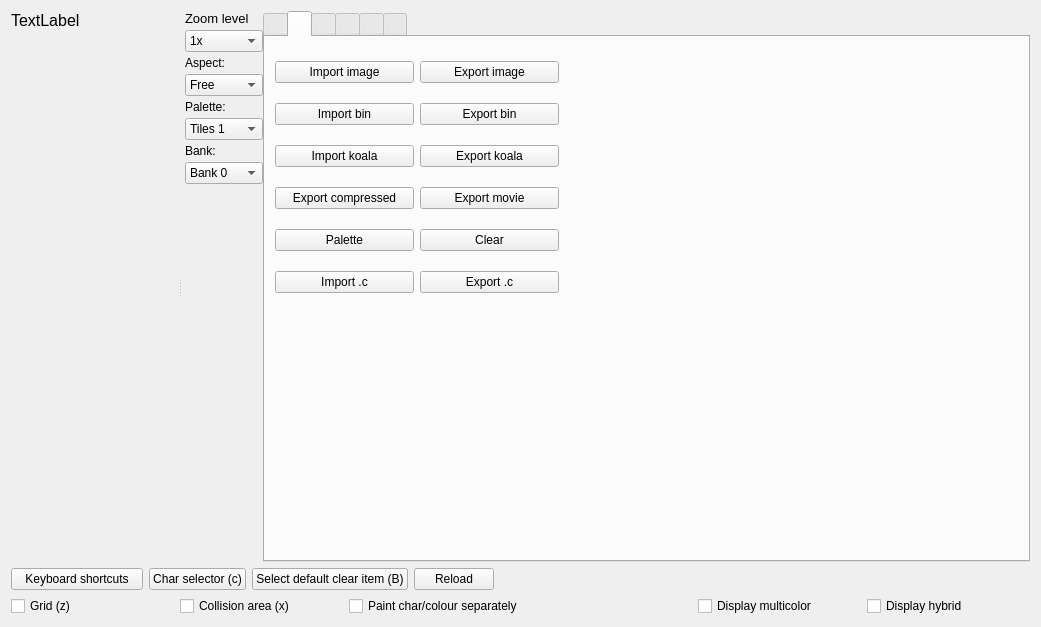
This is source/trsedocuments/formimageeditor.ui in leuat/TRSE as Qt 5 draws it before an edit. The edited form follows.
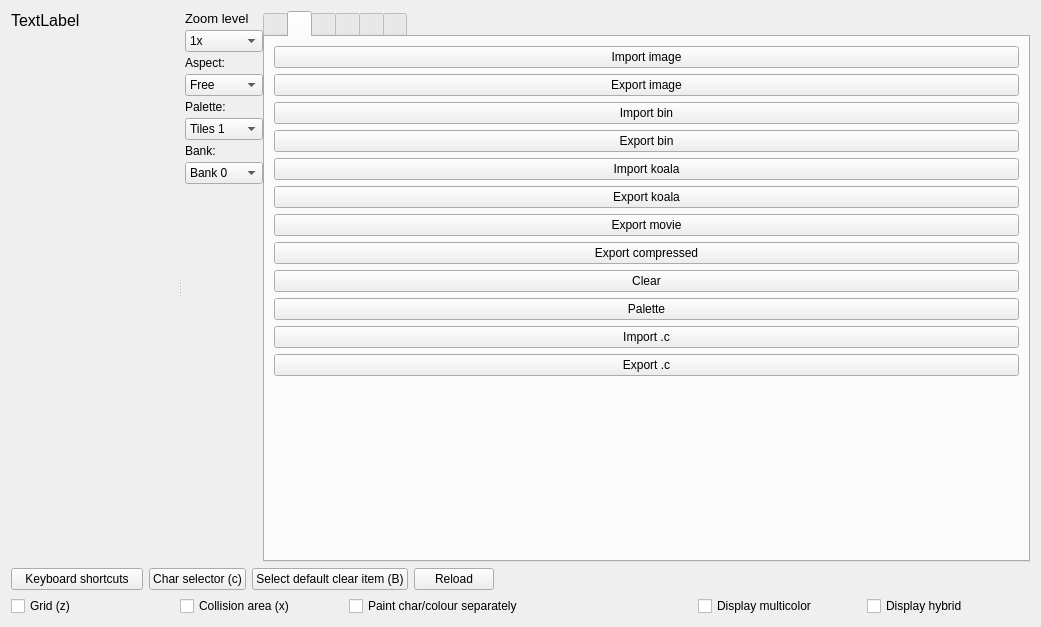
This is the edited form. The open tabs and pages were chosen to show the change. Icons and pictures are not drawn. Custom widgets are drawn as their Qt base class.

```diff
--- a/source/trsedocuments/formimageeditor.ui
+++ b/source/trsedocuments/formimageeditor.ui
@@ -815,34 +815,34 @@
           <attribute name="title">
            <string/>
           </attribute>
-          <widget class="QWidget" name="gridLayoutWidget_7">
-           <property name="geometry">
-            <rect>
-             <x>10</x>
-             <y>10</y>
-             <width>284</width>
-             <height>261</height>
-            </rect>
-           </property>
-           <layout class="QGridLayout" name="gridLayout_2" rowstretch="0,0,0,0,0,0,0,0" columnstretch="0,0">
-            <item row="3" column="1">
+          <layout class="QGridLayout" name="gridLayout_3">
+           <item row="0" column="0">
+            <layout class="QGridLayout" name="gridLayout_2" rowstretch="0,0,0,0,0,0,0,0,0,0,0,0,0" columnstretch="0">
+             <item row="10" column="0">
+              <widget class="QPushButton" name="btnImportC">
+               <property name="text">
+                <string>Import .c</string>
+               </property>
+              </widget>
+             </item>
+             <item row="5" column="0">
              <widget class="QPushButton" name="btnExportKoala">
               <property name="text">
                <string>Export koala</string>
               </property>
              </widget>
             </item>
-            <item row="2" column="1">
-             <widget class="QPushButton" name="btnExportBin">
+             <item row="8" column="0">
+              <widget class="QPushButton" name="btnNew">
               <property name="toolTip">
                <string>Export to C64 binary format (or CBM PRG Studio)</string>
               </property>
               <property name="text">
-               <string>Export bin</string>
+                <string>Clear</string>
               </property>
              </widget>
             </item>
-            <item row="6" column="0">
+             <item row="9" column="0">
              <widget class="QPushButton" name="btnPalette">
               <property name="toolTip">
                <string>Clear this image</string>
@@ -852,31 +852,14 @@
               </property>
              </widget>
             </item>
-            <item row="0" column="0">
-             <widget class="QPushButton" name="btnImport">
-              <property name="toolTip">
-               <string>Imports a png/jpg into a c64 image of any type</string>
-              </property>
-              <property name="text">
-               <string>Import image</string>
-              </property>
-             </widget>
-            </item>
-            <item row="7" column="1">
+             <item row="11" column="0">
              <widget class="QPushButton" name="btnExportC">
               <property name="text">
                <string>Export .c</string>
               </property>
              </widget>
             </item>
-            <item row="5" column="1">
-             <widget class="QPushButton" name="btnExportMovie">
-              <property name="text">
-               <string>Export movie</string>
-              </property>
-             </widget>
-            </item>
-            <item row="0" column="1">
+             <item row="1" column="0">
              <widget class="QPushButton" name="btnExportImage">
               <property name="toolTip">
                <string>Export this image as a png/jpg</string>
@@ -886,31 +869,7 @@
               </property>
              </widget>
             </item>
-            <item row="5" column="0">
-             <widget class="QPushButton" name="btnExportCompressed">
-              <property name="text">
-               <string>Export compressed</string>
-              </property>
-             </widget>
-            </item>
-            <item row="6" column="1">
-             <widget class="QPushButton" name="btnNew">
-              <property name="toolTip">
-               <string>Clear this image</string>
-              </property>
-              <property name="text">
-               <string>Clear</string>
-              </property>
-             </widget>
-            </item>
-            <item row="7" column="0">
-             <widget class="QPushButton" name="btnImportC">
-              <property name="text">
-               <string>Import .c</string>
-              </property>
-             </widget>
-            </item>
-            <item row="3" column="0">
+             <item row="4" column="0">
              <widget class="QPushButton" name="btnImportKoala">
               <property name="text">
                <string>Import koala</string>
@@ -927,20 +886,56 @@
               </property>
              </widget>
             </item>
-           </layout>
-           <zorder>btnImport</zorder>
-           <zorder>btnImportBin</zorder>
-           <zorder>btnExportBin</zorder>
-           <zorder>btnExportImage</zorder>
-           <zorder>btnImportKoala</zorder>
-           <zorder>btnExportKoala</zorder>
-           <zorder>btnNew</zorder>
-           <zorder>btnExportMovie</zorder>
-           <zorder>btnExportC</zorder>
-           <zorder>btnImportC</zorder>
-           <zorder>btnExportCompressed</zorder>
-           <zorder>btnPalette</zorder>
-          </widget>
+             <item row="7" column="0">
+              <widget class="QPushButton" name="btnExportCompressed">
+               <property name="text">
+                <string>Export compressed</string>
+               </property>
+              </widget>
+             </item>
+             <item row="6" column="0">
+              <widget class="QPushButton" name="btnExportMovie">
+               <property name="text">
+                <string>Export movie</string>
+               </property>
+              </widget>
+             </item>
+             <item row="3" column="0">
+              <widget class="QPushButton" name="btnExportBin">
+               <property name="toolTip">
+                <string>Export to C64 binary format (or CBM PRG Studio)</string>
+               </property>
+               <property name="text">
+                <string>Export bin</string>
+               </property>
+              </widget>
+             </item>
+             <item row="0" column="0">
+              <widget class="QPushButton" name="btnImport">
+               <property name="toolTip">
+                <string>Imports a png/jpg into a c64 image of any type</string>
+               </property>
+               <property name="text">
+                <string>Import image</string>
+               </property>
+              </widget>
+             </item>
+             <item row="12" column="0">
+              <spacer name="verticalSpacer_2">
+               <property name="orientation">
+                <enum>Qt::Vertical</enum>
+               </property>
+               <property name="sizeHint" stdset="0">
+                <size>
+                 <width>20</width>
+                 <height>40</height>
+                </size>
+               </property>
+              </spacer>
+             </item>
+            </layout>
+           </item>
+          </layout>
          </widget>
          <widget class="QWidget" name="tabSprites">
           <attribute name="icon">
```
Left out of the diff: 4 changed lines with no effect on the pictures. Lines whose indentation alone changed are shown as unchanged.
